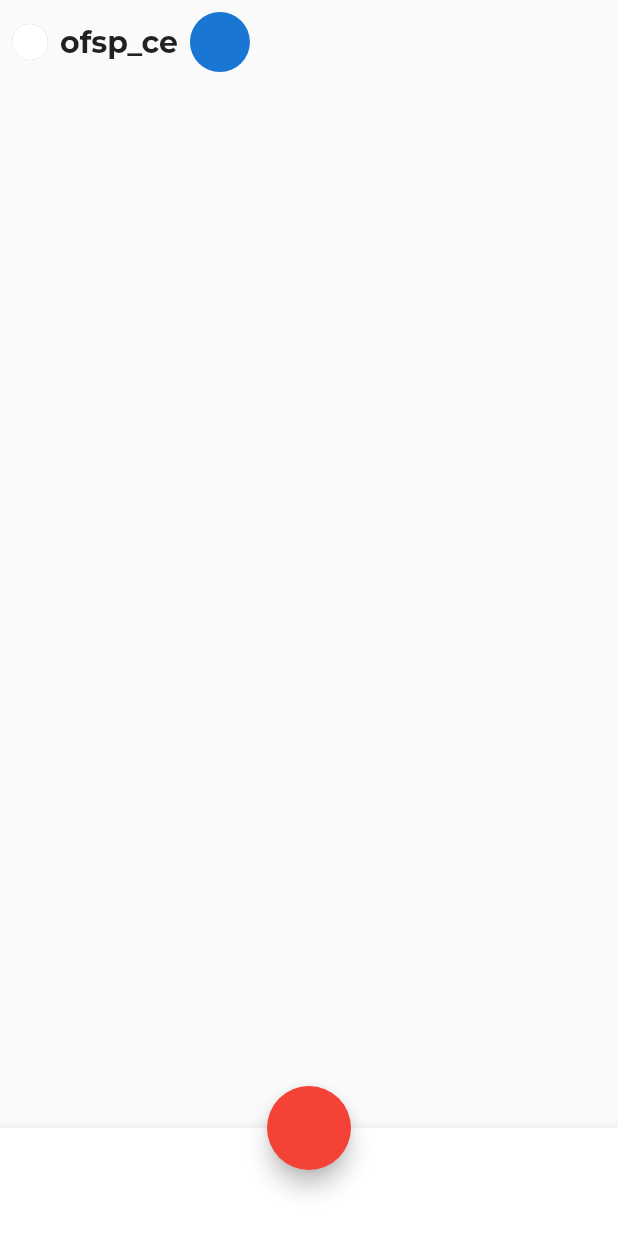
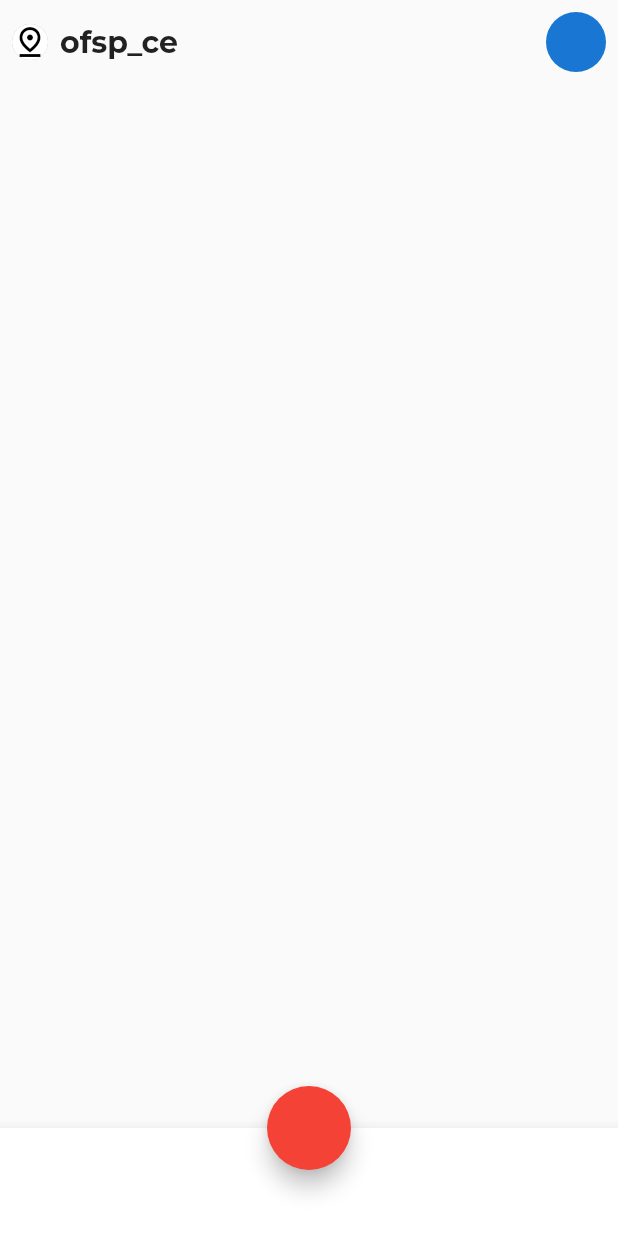
Before and after one commit to JAICHANGPARK/flutter_notebook_11th_story, a Flutter app: the screen it shows after launch, on a phone screen of 412 x 824 dp. Shown: the top 1233 px of the screen. Run offline on Flutter 3.47's test engine with Material 2 defaults, Android fonts, the phone set to English and light mode, and no system bars; our stand-ins replace backdrop, badges, flutter_inner_drawer, flutter_slidable, flutter_swiper, google_fonts.

Commit message:
Update bill_split_home_page.dart

```diff
--- a/lib/ep724_bill_split_app/ui/bill_split_home_page.dart
+++ b/lib/ep724_bill_split_app/ui/bill_split_home_page.dart
@@ -26,6 +26,8 @@ class _BillSplitHomePageState extends State<BillSplitHomePage> {
                       child: CircleAvatar(
                         radius: 12,
                         backgroundColor: Colors.white,
+                        foregroundColor: Colors.black,
+                        child: Icon(Icons.pin_drop_outlined),
                       ),
                     ),
 
@@ -37,6 +39,7 @@ class _BillSplitHomePageState extends State<BillSplitHomePage> {
                         fontSize: 20),
                       ),
                     ),
+                    Spacer(),
                     CircleAvatar(),
                   ],
                 ),
```
